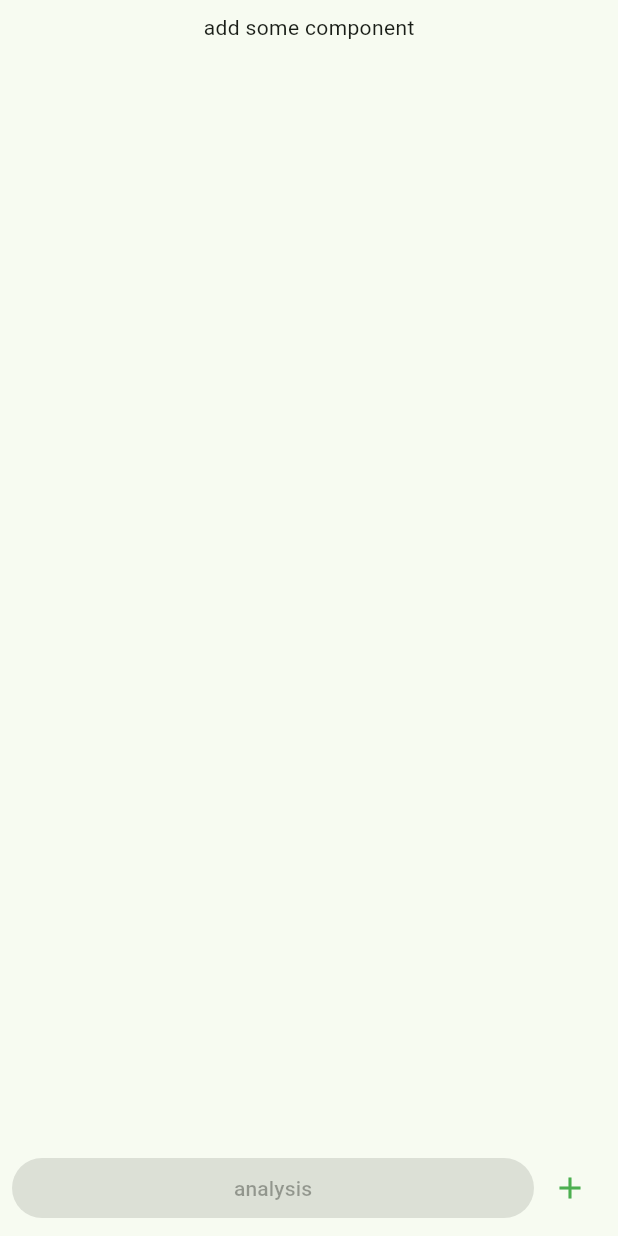
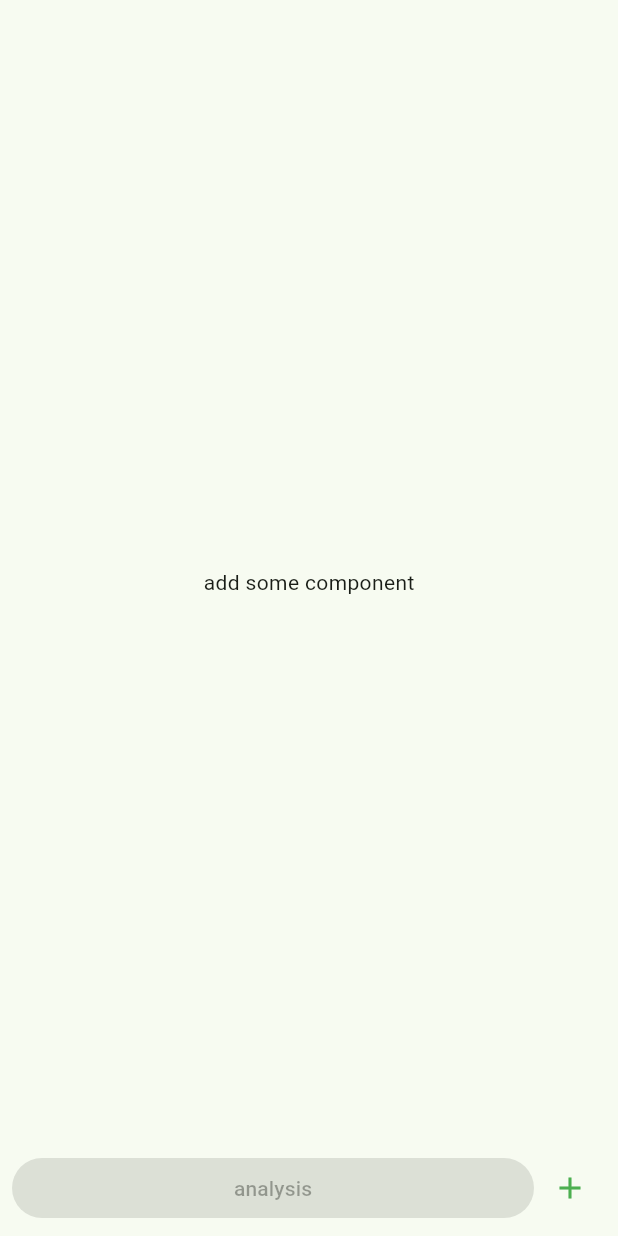
Before and after one commit to MohammedFlutter/CAD, a Flutter app: the screen it shows after launch, on a phone screen of 412 x 824 dp. Run offline on Flutter 3.47's test engine with Material 2 defaults, Android fonts, the phone set to English and light mode, and no system bars; our stand-ins replace flutter_form_builder, form_builder_validators; missing offline and left inert: matrices, trotter.

Commit message:
solve some bug in ui

```diff
--- a/lib/ui/screen/home_screen.dart
+++ b/lib/ui/screen/home_screen.dart
@@ -1,4 +1,3 @@
-// import 'package:awesome_dialog/awesome_dialog.dart';
 import 'package:cad/provider/components_provider.dart';
 import 'package:cad/ui/screen/result_screen.dart';
 import 'package:cad/ui/screen/set_component_screen.dart';
@@ -28,15 +27,18 @@ class _HomeScreenState extends State<HomeScreen> {
           child: Column(
             mainAxisAlignment: MainAxisAlignment.spaceBetween,
             children: [
-              Provider.of<ComponentsProvider>(context).components.isEmpty
+              Expanded(
+                child: Provider.of<ComponentsProvider>(context).components.isEmpty
                     ? const Center(child: Text('add some component'))
-                  : ListView.builder(
+                    : SingleChildScrollView(
+                      child: ListView.builder(
+
                           shrinkWrap: true,
                           itemCount: Provider.of<ComponentsProvider>(context)
                               .components
                               .length,
                           itemBuilder: (_, index) => Dismissible(
-                        key: Key(index.toString()),
+                             key: UniqueKey(),
                             child: GestureDetector(
                               // onTap: () => onUpdate(context,index),
                               child: ComponentCard(
@@ -45,6 +47,8 @@ class _HomeScreenState extends State<HomeScreen> {
                                           .components[index]),
                             ),
                             onDismissed: (direction) => onDelete(context, index),
+                          ),
+                        ),
                     ),
               ),
               Row(
```
Lines whose indentation alone changed are shown as unchanged.
